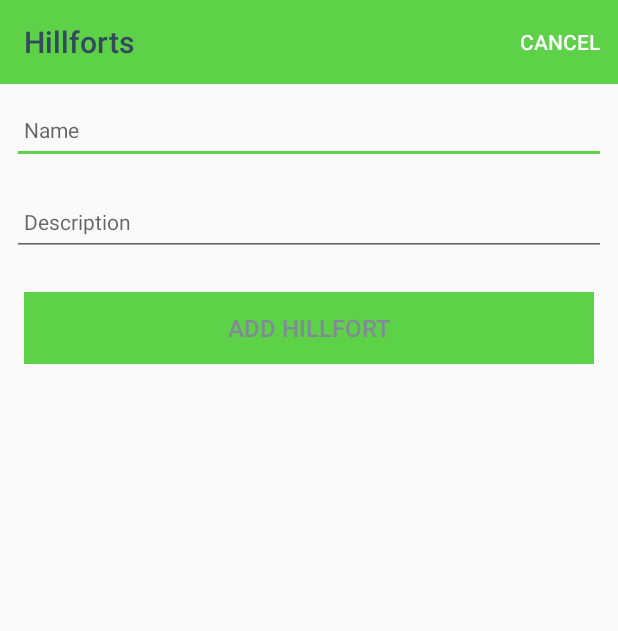
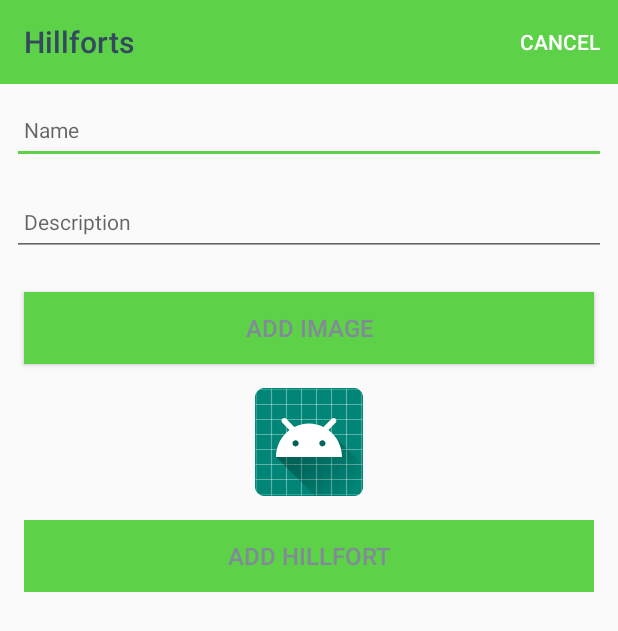
Before and after one commit to edyta-sleziak/Hillforts, an Android app: the HillfortActivity screen opened directly, with no data from a screen before it, on a phone screen of 412 x 824 dp. Shown: the top 631 px of the screen. Run offline under Robolectric (Android 15) with nearby library versions, the phone set to English and light mode, and no system bars.

Commit message:
Adding image

```diff
--- a/app/src/main/java/org/wit/hillforts/activities/HillfortActivity.kt
+++ b/app/src/main/java/org/wit/hillforts/activities/HillfortActivity.kt
@@ -1,5 +1,6 @@
 package org.wit.hillforts.activities
 
+import android.content.Intent
 import androidx.appcompat.app.AppCompatActivity
 import android.os.Bundle
 import android.view.Menu
@@ -11,29 +12,41 @@ import org.jetbrains.anko.AnkoLogger
 import org.jetbrains.anko.info
 import org.jetbrains.anko.toast
 import org.wit.hillforts.R
+import org.wit.hillforts.helpers.readImage
+import org.wit.hillforts.helpers.readImageFromPath
+import org.wit.hillforts.helpers.showImagePicker
 import org.wit.hillforts.main.MainApp
 import org.wit.hillforts.models.HillfortModel
 
 class HillfortActivity : AppCompatActivity(), AnkoLogger {
 
   var hillfort = HillfortModel()
+  val IMAGE_REQUEST = 1
   lateinit var app: MainApp
 
   override fun onCreate(savedInstanceState: Bundle?) {
     super.onCreate(savedInstanceState)
     setContentView(R.layout.activity_hillfort)
+    toolbarHillfort.title = title
+    setSupportActionBar(toolbarHillfort)
+    chooseImage.setOnClickListener {
+      info ("Select image")
+    }
+
     app = application as MainApp
 
     var edit = false
 
-    toolbarHillfort.title = title
-    setSupportActionBar(toolbarHillfort)
+    chooseImage.setOnClickListener {
+      showImagePicker(this, IMAGE_REQUEST)
+    }
 
     if (intent.hasExtra("hillfort_edit")) {
       edit = true
       hillfort = intent.extras?.getParcelable<HillfortModel>("hillfort_edit")!!
       HillfortName.setText(hillfort.name)
       HillfortDescription.setText(hillfort.description)
+      HillfortImage.setImageBitmap(readImageFromPath(this, hillfort.image))
       btnAdd.setText(R.string.button_editHillfort)
     }
 
@@ -67,4 +80,18 @@ class HillfortActivity : AppCompatActivity(), AnkoLogger {
     }
     return super.onOptionsItemSelected(item)
   }
+
+  override fun onActivityResult(requestCode: Int, resultCode: Int, data: Intent?) {
+    super.onActivityResult(requestCode, resultCode, data)
+    when (requestCode) {
+      IMAGE_REQUEST -> {
+        if (data != null) {
+          hillfort.image = data.getData().toString()
+          HillfortImage.setImageBitmap(readImage(this, resultCode, data))
+        }
+      }
+    }
+  }
+
+
 }
--- a/app/src/main/java/org/wit/hillforts/models/HillfortModel.kt
+++ b/app/src/main/java/org/wit/hillforts/models/HillfortModel.kt
@@ -6,4 +6,5 @@ import kotlinx.android.parcel.Parcelize
 @Parcelize
 data class HillfortModel(var id: Long = 0,
                          var name: String = "",
-                         var description: String = "") : Parcelable
+                         var description: String = "",
+                         var image: String = "") : Parcelable
--- a/app/src/main/res/layout/activity_hillfort.xml
+++ b/app/src/main/res/layout/activity_hillfort.xml
@@ -68,6 +68,24 @@
                     android:textSize="14sp" />
 
                 <Button
+                    android:id="@+id/chooseImage"
+                    android:layout_width="match_parent"
+                    android:layout_height="wrap_content"
+                    android:layout_margin="16dp"
+                    android:background="@color/colorAccent"
+                    android:paddingBottom="8dp"
+                    android:paddingTop="8dp"
+                    android:text="@string/button_addImage"
+                    android:textColor="@color/colorPrimary"
+                    android:textSize="16sp"/>
+
+                <ImageView
+                    android:id="@+id/HillfortImage"
+                    android:layout_width="match_parent"
+                    android:layout_height="wrap_content"
+                    app:srcCompat="@mipmap/ic_launcher"/>
+
+                <Button
                     android:id="@+id/btnAdd"
                     android:layout_width="match_parent"
                     android:layout_height="wrap_content"
--- a/app/src/main/res/values/strings.xml
+++ b/app/src/main/res/values/strings.xml
@@ -7,5 +7,8 @@
     <string name="hint_hillfortDescription">Description</string>
     <string name="menu_addNewHillfort">Add</string>
     <string name="menu_cancel">Cancel</string>
+    <string name="button_addImage"> Add Image </string>
+    <string name="select_hillfort_image"> Select Image </string>
+
 
 </resources>
```
Also changed, not shown: app/src/main/java/org/wit/hillforts/helpers/ImageHelper.kt (added, +47 -0 lines).
